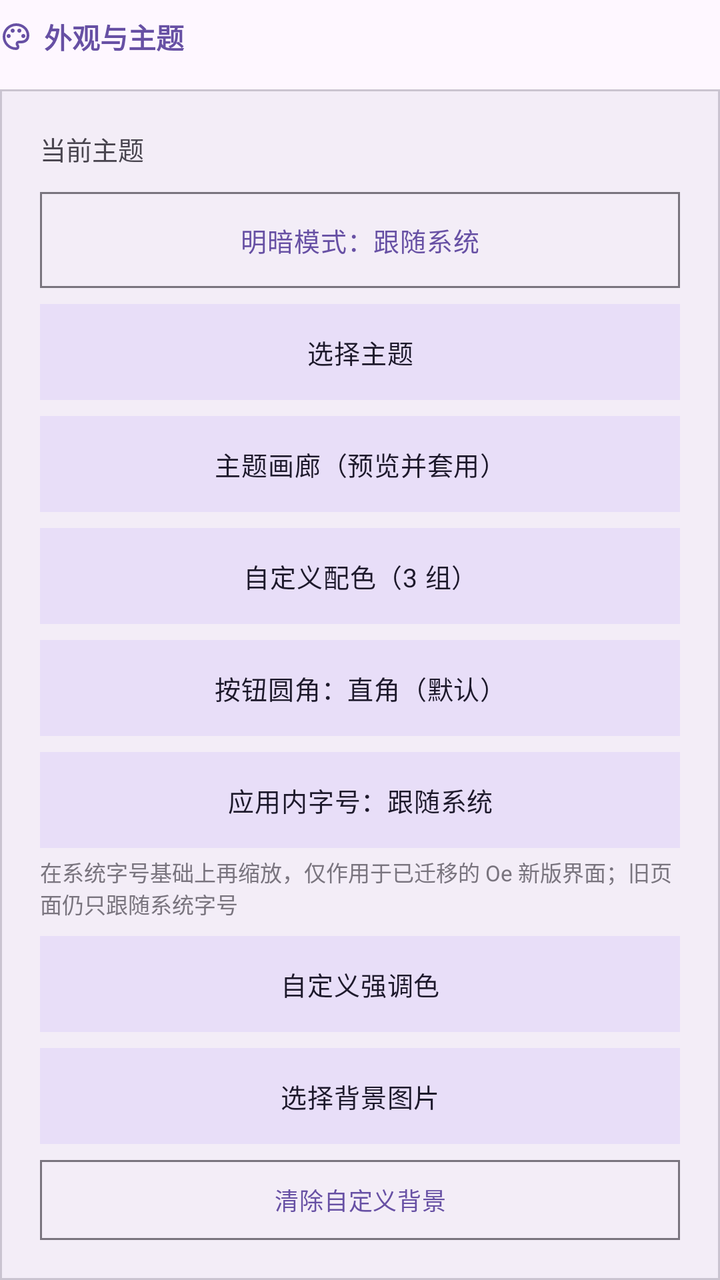
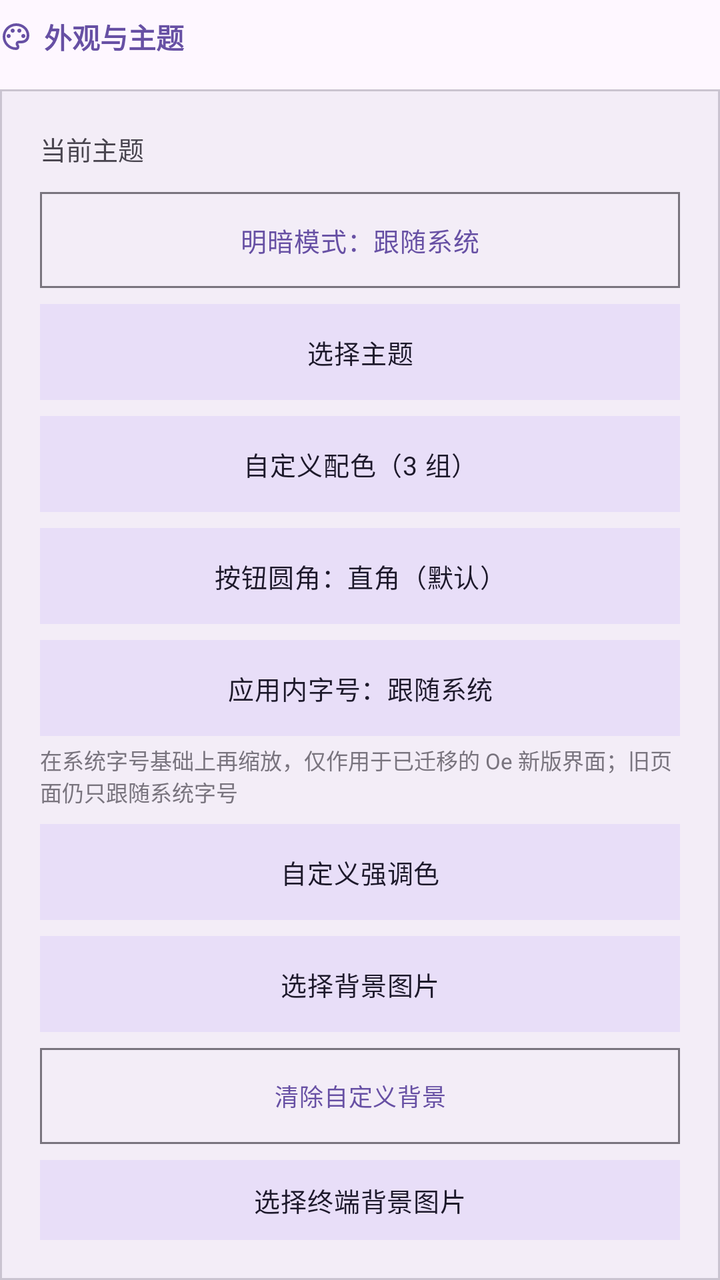

Screens rendered from an Android XML layout before and after an edit, with the pre-edit source and the edit as a unified diff.
<!-- AndroidManifest.xml: application theme Theme.Orchestella -->
<!-- res/layout/layout_settings_section_appearance.xml -->
<?xml version="1.0" encoding="utf-8"?>
<LinearLayout xmlns:android="http://schemas.android.com/apk/res/android"
    xmlns:app="http://schemas.android.com/apk/res-auto"
    android:layout_width="match_parent"
    android:layout_height="wrap_content"
    android:orientation="vertical">

    <LinearLayout
        style="@style/Widget.Orchestella.InlineIconRow"
        android:layout_width="wrap_content"
        android:layout_height="wrap_content"
        android:layout_marginTop="@dimen/oe_space_sm"
        android:layout_marginBottom="@dimen/oe_space_sm">

        <ImageView
            style="@style/Widget.Orchestella.InlineIcon"
            app:srcCompat="@drawable/ic_sym_palette"
            app:tint="?attr/colorPrimary" />

        <TextView
            android:layout_width="wrap_content"
            android:layout_height="wrap_content"
            android:text="外观与主题"
            android:textSize="14sp"
            android:textStyle="bold"
            android:textColor="?attr/colorPrimary" />
    </LinearLayout>

    <com.google.android.material.card.MaterialCardView
        android:id="@+id/card_settings_theme"
        android:layout_width="match_parent"
        android:layout_height="wrap_content"
        android:layout_marginTop="@dimen/oe_space_sm"
        app:cardCornerRadius="0dp"
        app:cardElevation="0dp"
        app:strokeWidth="1dp"
        app:strokeColor="?attr/colorOutlineVariant"
        app:cardBackgroundColor="?attr/colorSurfaceContainer">

        <LinearLayout
            android:layout_width="match_parent"
            android:layout_height="wrap_content"
            android:orientation="vertical"
            android:padding="@dimen/oe_space_xl">

            <TextView
                android:id="@+id/txt_settings_theme_summary"
                android:layout_width="match_parent"
                android:layout_height="wrap_content"
                android:layout_marginBottom="@dimen/oe_space_md"
                android:text="当前主题"
                android:textSize="13sp"
                android:accessibilityLiveRegion="polite"
                android:textColor="?attr/colorOnSurfaceVariant" />

            <com.google.android.material.button.MaterialButton
                android:id="@+id/btn_pick_theme_mode"
                style="@style/Widget.Orchestella.Button.Outlined"
                android:layout_width="match_parent"
                android:layout_height="wrap_content"
                android:minHeight="48dp"
                android:insetTop="0dp"
                android:insetBottom="0dp"
                app:cornerRadius="0dp"
                android:text="明暗模式：跟随系统"
                android:textSize="13sp" />

            <com.google.android.material.button.MaterialButton
                android:id="@+id/btn_pick_theme"
                style="@style/Widget.Orchestella.Button.Tonal"
                android:layout_width="match_parent"
                android:layout_height="wrap_content"
                android:layout_marginTop="@dimen/oe_space_sm"
                android:minHeight="48dp"
                android:insetTop="0dp"
                android:insetBottom="0dp"
                app:cornerRadius="0dp"
                android:text="选择主题"
                android:textSize="13sp" />

            
            <com.google.android.material.button.MaterialButton
                android:id="@+id/btn_open_theme_gallery"
                style="@style/Widget.Orchestella.Button.Tonal"
                android:layout_width="match_parent"
                android:layout_height="wrap_content"
                android:layout_marginTop="@dimen/oe_space_sm"
                android:minHeight="48dp"
                android:insetTop="0dp"
                android:insetBottom="0dp"
                app:cornerRadius="0dp"
                android:text="@string/theme_gallery_entry"
                android:textSize="13sp" />

            <com.google.android.material.button.MaterialButton
                android:id="@+id/btn_pick_custom_theme"
                style="@style/Widget.Orchestella.Button.Tonal"
                android:layout_width="match_parent"
                android:layout_height="wrap_content"
                android:minHeight="48dp"
                android:layout_marginTop="@dimen/oe_space_sm"
                android:insetTop="0dp"
                android:insetBottom="0dp"
                app:cornerRadius="0dp"
                android:text="自定义配色（3 组）"
                android:textSize="13sp" />

            <com.google.android.material.button.MaterialButton
                android:id="@+id/btn_pick_corner_radius"
                style="@style/Widget.Orchestella.Button.Tonal"
                android:layout_width="match_parent"
                android:layout_height="wrap_content"
                android:minHeight="48dp"
                android:layout_marginTop="@dimen/oe_space_sm"
                android:insetTop="0dp"
                android:insetBottom="0dp"
                app:cornerRadius="0dp"
                android:text="按钮圆角：直角（默认）"
                android:textSize="13sp" />

            
            <com.google.android.material.button.MaterialButton
                android:id="@+id/btn_pick_text_scale"
                style="@style/Widget.Orchestella.Button.Tonal"
                android:layout_width="match_parent"
                android:layout_height="wrap_content"
                android:layout_marginTop="@dimen/oe_space_sm"
                android:minHeight="48dp"
                android:insetTop="0dp"
                android:insetBottom="0dp"
                app:cornerRadius="0dp"
                android:text="应用内字号：跟随系统"
                android:textSize="13sp" />

            <TextView
                android:id="@+id/txt_settings_text_scale_hint"
                android:layout_width="match_parent"
                android:layout_height="wrap_content"
                android:layout_marginTop="@dimen/oe_space_xs"
                android:text="在系统字号基础上再缩放，仅作用于已迁移的 Oe 新版界面；旧页面仍只跟随系统字号"
                android:textSize="11sp"
                android:textColor="?attr/colorOutline" />

            <com.google.android.material.button.MaterialButton
                android:id="@+id/btn_pick_accent"
                style="@style/Widget.Orchestella.Button.Tonal"
                android:layout_width="match_parent"
                android:layout_height="wrap_content"
                android:minHeight="48dp"
                android:layout_marginTop="@dimen/oe_space_sm"
                android:insetTop="0dp"
                android:insetBottom="0dp"
                app:cornerRadius="0dp"
                android:text="自定义强调色"
                android:textSize="13sp" />

            <com.google.android.material.button.MaterialButton
                android:id="@+id/btn_pick_background"
                style="@style/Widget.Orchestella.Button.Tonal"
                android:layout_width="match_parent"
                android:layout_height="wrap_content"
                android:minHeight="48dp"
                android:layout_marginTop="@dimen/oe_space_sm"
                android:insetTop="0dp"
                android:insetBottom="0dp"
                app:cornerRadius="0dp"
                android:text="选择背景图片"
                android:textSize="13sp" />

            <com.google.android.material.button.MaterialButton
                android:id="@+id/btn_clear_background"
                style="@style/Widget.Orchestella.Button.Outlined"
                android:layout_width="match_parent"
                android:layout_height="wrap_content"
                android:minHeight="48dp"
                android:layout_marginTop="@dimen/oe_space_sm"
                android:insetTop="0dp"
                android:insetBottom="0dp"
                app:cornerRadius="0dp"
                android:text="清除自定义背景"
                android:textSize="12sp" />

            <com.google.android.material.button.MaterialButton
                android:id="@+id/btn_pick_terminal_background"
                style="@style/Widget.Orchestella.Button.Tonal"
                android:layout_width="match_parent"
                android:layout_height="wrap_content"
                android:minHeight="48dp"
                android:layout_marginTop="@dimen/oe_space_sm"
                android:insetTop="0dp"
                android:insetBottom="0dp"
                app:cornerRadius="0dp"
                android:text="选择终端背景图片"
                android:textSize="13sp" />

            <com.google.android.material.button.MaterialButton
                android:id="@+id/btn_clear_terminal_background"
                style="@style/Widget.Orchestella.Button.Outlined"
                android:layout_width="match_parent"
                android:layout_height="wrap_content"
                android:minHeight="48dp"
                android:layout_marginTop="@dimen/oe_space_sm"
                android:insetTop="0dp"
                android:insetBottom="0dp"
                app:cornerRadius="0dp"
                android:text="清除终端背景"
                android:textSize="12sp" />

            <TextView
                android:id="@+id/txt_settings_theme_applies_live"
                android:layout_width="match_parent"
                android:layout_height="wrap_content"
                android:layout_marginTop="@dimen/oe_space_md"
                android:text="主题、配色、圆角与背景立即生效，无需重启"
                android:textSize="12sp"
                android:textColor="?attr/colorOutline" />

            
            <View
                android:layout_width="match_parent"
                android:layout_height="1dp"
                android:layout_marginTop="@dimen/oe_space_md"
                android:layout_marginBottom="@dimen/oe_space_md"
                android:background="?attr/colorOutlineVariant" />

            <LinearLayout
                android:layout_width="match_parent"
                android:layout_height="wrap_content"
                android:orientation="horizontal"
                android:gravity="center_vertical">

                <LinearLayout
                    android:layout_width="0dp"
                    android:layout_height="wrap_content"
                    android:layout_weight="1"
                    android:orientation="vertical">

                    <TextView
                        android:layout_width="wrap_content"
                        android:layout_height="wrap_content"
                        android:text="光标周期性闪烁动画"
                        android:textSize="15sp"
                        android:textStyle="bold"
                        android:textColor="?attr/colorOnSurface" />

                    <TextView
                        android:layout_width="wrap_content"
                        android:layout_height="wrap_content"
                        android:layout_marginTop="@dimen/oe_space_xs"
                        android:text="关闭后保持光标可见；偏好会保存并立即应用"
                        android:textSize="12sp"
                        android:textColor="?attr/colorOutline" />
                </LinearLayout>

                <com.google.android.material.materialswitch.MaterialSwitch
                    android:id="@+id/switch_settings_cursor_blink"
                    android:layout_width="wrap_content"
                    android:layout_height="wrap_content"
                    android:minWidth="48dp"
                    android:minHeight="48dp"
                    android:contentDescription="终端光标闪烁"
                    android:checked="true" />
            </LinearLayout>

            <View
                android:layout_width="match_parent"
                android:layout_height="1dp"
                android:layout_marginTop="@dimen/oe_space_md"
                android:layout_marginBottom="@dimen/oe_space_md"
                android:background="?attr/colorOutlineVariant" />

            <TextView
                android:layout_width="wrap_content"
                android:layout_height="wrap_content"
                android:text="配色与字体规范"
                android:textSize="15sp"
                android:textStyle="bold"
                android:textColor="?attr/colorOnSurface" />

            <TextView
                android:id="@+id/txt_settings_terminal_palette"
                android:layout_width="match_parent"
                android:layout_height="wrap_content"
                android:layout_marginTop="@dimen/oe_space_xs"
                android:text="配色与 16 色 ANSI 调色板跟随当前主题\n字体：等宽对齐"
                android:textSize="12sp"
                android:textColor="?attr/colorOutline" />

            
            <TextView
                android:id="@+id/tv_terminal_scrim_label"
                android:layout_width="wrap_content"
                android:layout_height="wrap_content"
                android:layout_marginTop="@dimen/oe_space_lg"
                android:text="背景遮罩浓度：70%"
                android:textSize="12sp"
                android:textColor="?attr/colorOnSurfaceVariant" />

            <SeekBar
                android:id="@+id/seek_terminal_scrim"
                android:layout_width="match_parent"
                android:layout_height="wrap_content"
                android:minHeight="48dp"
                android:contentDescription="背景遮罩浓度"
                android:max="90" />

            <TextView
                android:id="@+id/txt_settings_scrim_hint"
                android:layout_width="match_parent"
                android:layout_height="wrap_content"
                android:layout_marginTop="@dimen/oe_space_xs"
                android:text="仅作用于终端背景图片上方的遮罩；未选择终端背景图时不显示效果。"
                android:textSize="11sp"
                android:textColor="?attr/colorOutline" />

            <TextView
                android:id="@+id/tv_ui_surface_opacity_label"
                android:layout_width="wrap_content"
                android:layout_height="wrap_content"
                android:layout_marginTop="@dimen/oe_space_lg"
                android:text="界面表面不透明度：100%"
                android:textSize="12sp"
                android:textColor="?attr/colorOnSurfaceVariant" />

            <SeekBar
                android:id="@+id/seek_ui_surface_opacity"
                android:layout_width="match_parent"
                android:layout_height="wrap_content"
                android:minHeight="48dp"
                android:contentDescription="界面表面不透明度"
                android:max="45" />

            <TextView
                android:id="@+id/txt_settings_opacity_hint"
                android:layout_width="match_parent"
                android:layout_height="wrap_content"
                android:layout_marginTop="@dimen/oe_space_xs"
                android:text="作用于卡片、顶栏、抽屉等界面表面；55% 为可读性下限。"
                android:textSize="11sp"
                android:textColor="?attr/colorOutline" />

            <TextView
                android:id="@+id/tv_font_size_label"
                android:layout_width="wrap_content"
                android:layout_height="wrap_content"
                android:layout_marginTop="@dimen/oe_space_lg"
                android:text="终端字号：14sp"
                android:textSize="12sp"
                android:textColor="?attr/colorOnSurfaceVariant" />

            <SeekBar
                android:id="@+id/seek_terminal_font"
                android:layout_width="match_parent"
                android:layout_height="wrap_content"
                android:minHeight="48dp"
                android:contentDescription="终端字号"
                android:min="0"
                android:max="12" />

            <TextView
                android:id="@+id/tv_letter_spacing_label"
                android:layout_width="wrap_content"
                android:layout_height="wrap_content"
                android:layout_marginTop="@dimen/oe_space_sm"
                android:text="终端字间距：0.00em"
                android:textSize="12sp"
                android:textColor="?attr/colorOnSurfaceVariant" />

            <SeekBar
                android:id="@+id/seek_letter_spacing"
                android:layout_width="match_parent"
                android:layout_height="wrap_content"
                android:minHeight="48dp"
                android:contentDescription="终端字间距"
                android:max="20" />

            <TextView
                android:id="@+id/tv_line_spacing_label"
                android:layout_width="wrap_content"
                android:layout_height="wrap_content"
                android:layout_marginTop="@dimen/oe_space_sm"
                android:text="终端额外行距：0px"
                android:textSize="12sp"
                android:textColor="?attr/colorOnSurfaceVariant" />

            <SeekBar
                android:id="@+id/seek_terminal_line_spacing"
                android:layout_width="match_parent"
                android:layout_height="wrap_content"
                android:minHeight="48dp"
                android:contentDescription="终端额外行距"
                android:max="8" />
        </LinearLayout>
    </com.google.android.material.card.MaterialCardView>

</LinearLayout>
<!-- resources referenced by this layout -->
<resources>
  <dimen name="oe_space_lg">16dp</dimen>
  <dimen name="oe_space_md">12dp</dimen>
  <dimen name="oe_space_sm">8dp</dimen>
  <dimen name="oe_space_xl">20dp</dimen>
  <dimen name="oe_space_xs">4dp</dimen>
  <!-- drawable ic_sym_palette (drawable) -->
  <vector xmlns:android="http://schemas.android.com/apk/res/android"
      android:width="24dp"
      android:height="24dp"
      android:viewportWidth="960"
      android:viewportHeight="960">
    
    <group android:translateY="960">
      <path
          android:fillColor="?android:attr/colorControlNormal"
          android:pathData="M480-80q-82 0-155-31.5t-127.5-86Q143-252 111.5-325T80-480q0-83 32.5-156t88-127Q256-817 330-848.5T488-880q80 0 151 27.5t124.5 76q53.5 48.5 85 115T880-518q0 115-70 176.5T640-280h-74q-9 0-12.5 5t-3.5 11q0 12 15 34.5t15 51.5q0 50-27.5 74T480-80Zm0-400Zm-220 40q26 0 43-17t17-43q0-26-17-43t-43-17q-26 0-43 17t-17 43q0 26 17 43t43 17Zm120-160q26 0 43-17t17-43q0-26-17-43t-43-17q-26 0-43 17t-17 43q0 26 17 43t43 17Zm200 0q26 0 43-17t17-43q0-26-17-43t-43-17q-26 0-43 17t-17 43q0 26 17 43t43 17Zm120 160q26 0 43-17t17-43q0-26-17-43t-43-17q-26 0-43 17t-17 43q0 26 17 43t43 17ZM480-160q9 0 14.5-5t5.5-13q0-14-15-33t-15-57q0-42 29-67t71-25h70q66 0 113-38.5T800-518q0-121-92.5-201.5T488-800q-136 0-232 93t-96 227q0 133 93.5 226.5T480-160Z" />
    </group>
  </vector>
  <string name="theme_gallery_entry">主题画廊（预览并套用）</string>
  <style name="Widget.Orchestella.Button.Outlined" parent="Widget.Material3.Button.OutlinedButton">
          <item name="cornerRadius">@dimen/oe_corner_md</item>
          <item name="android:textAppearance">@style/TextAppearance.Orchestella.LabelEmphasized</item>
      </style>
  <style name="Widget.Orchestella.Button.Tonal" parent="Widget.Material3.Button.TonalButton">
          <item name="cornerRadius">@dimen/oe_corner_md</item>
          <item name="android:textAppearance">@style/TextAppearance.Orchestella.LabelEmphasized</item>
      </style>
  <style name="Widget.Orchestella.InlineIcon" parent="">
          <item name="android:layout_width">@dimen/oe_icon_inline</item>
          <item name="android:layout_height">@dimen/oe_icon_inline</item>
          <item name="android:layout_marginEnd">@dimen/oe_icon_inline_gap</item>
          <item name="android:scaleType">centerInside</item>
          <item name="android:importantForAccessibility">no</item>
      </style>
  <style name="Widget.Orchestella.InlineIconRow" parent="">
          <item name="android:layout_width">wrap_content</item>
          <item name="android:layout_height">wrap_content</item>
          <item name="android:orientation">horizontal</item>
          <item name="android:gravity">center_vertical</item>
      </style>
  <style name="Theme.Orchestella" parent="Theme.Material3.DayNight.NoActionBar">
          <item name="android:fontFamily">sans-serif</item>
          <item name="android:windowActionModeOverlay">true</item>
          <item name="android:statusBarColor">@android:color/transparent</item>
          <item name="android:navigationBarColor">@android:color/transparent</item>
          
          <item name="android:windowAnimationStyle">@style/Animation.Orchestella.Activity</item>
      </style>
  <dimen name="oe_corner_md">12dp</dimen>
  <style name="TextAppearance.Orchestella.LabelEmphasized" parent="TextAppearance.Material3.LabelMedium">
          <item name="android:letterSpacing">0.02</item>
      </style>
  <dimen name="oe_icon_inline">16dp</dimen>
  <dimen name="oe_icon_inline_gap">6dp</dimen>
  <!-- unchanged entries left out for length: 1 -->
</resources>

<!-- the commit's change to res/layout/layout_settings_section_appearance.xml (unified diff, before → after) -->
@@ -78,20 +78,6 @@
                 android:text="选择主题"
                 android:textSize="13sp" />
 
-            
-            <com.google.android.material.button.MaterialButton
-                android:id="@+id/btn_open_theme_gallery"
-                style="@style/Widget.Orchestella.Button.Tonal"
-                android:layout_width="match_parent"
-                android:layout_height="wrap_content"
-                android:layout_marginTop="@dimen/oe_space_sm"
-                android:minHeight="48dp"
-                android:insetTop="0dp"
-                android:insetBottom="0dp"
-                app:cornerRadius="0dp"
-                android:text="@string/theme_gallery_entry"
-                android:textSize="13sp" />
-
             <com.google.android.material.button.MaterialButton
                 android:id="@+id/btn_pick_custom_theme"
                 style="@style/Widget.Orchestella.Button.Tonal"
<!-- resource entries referenced after the edit -->
@@ -18,7 +18,6 @@
           android:pathData="M480-80q-82 0-155-31.5t-127.5-86Q143-252 111.5-325T80-480q0-83 32.5-156t88-127Q256-817 330-848.5T488-880q80 0 151 27.5t124.5 76q53.5 48.5 85 115T880-518q0 115-70 176.5T640-280h-74q-9 0-12.5 5t-3.5 11q0 12 15 34.5t15 51.5q0 50-27.5 74T480-80Zm0-400Zm-220 40q26 0 43-17t17-43q0-26-17-43t-43-17q-26 0-43 17t-17 43q0 26 17 43t43 17Zm120-160q26 0 43-17t17-43q0-26-17-43t-43-17q-26 0-43 17t-17 43q0 26 17 43t43 17Zm200 0q26 0 43-17t17-43q0-26-17-43t-43-17q-26 0-43 17t-17 43q0 26 17 43t43 17Zm120 160q26 0 43-17t17-43q0-26-17-43t-43-17q-26 0-43 17t-17 43q0 26 17 43t43 17ZM480-160q9 0 14.5-5t5.5-13q0-14-15-33t-15-57q0-42 29-67t71-25h70q66 0 113-38.5T800-518q0-121-92.5-201.5T488-800q-136 0-232 93t-96 227q0 133 93.5 226.5T480-160Z" />
     </group>
   </vector>
-  <string name="theme_gallery_entry">主题画廊（预览并套用）</string>
   <style name="Widget.Orchestella.Button.Outlined" parent="Widget.Material3.Button.OutlinedButton">
           <item name="cornerRadius">@dimen/oe_corner_md</item>
           <item name="android:textAppearance">@style/TextAppearance.Orchestella.LabelEmphasized</item>
